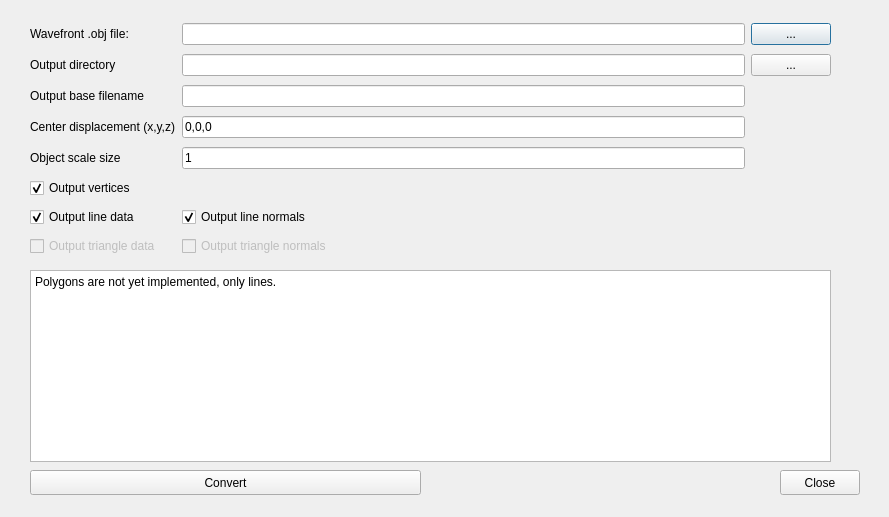
The window that source/dialogexport3d.ui (leuat/TRSE) describes before a commit, drawn with Qt 5.
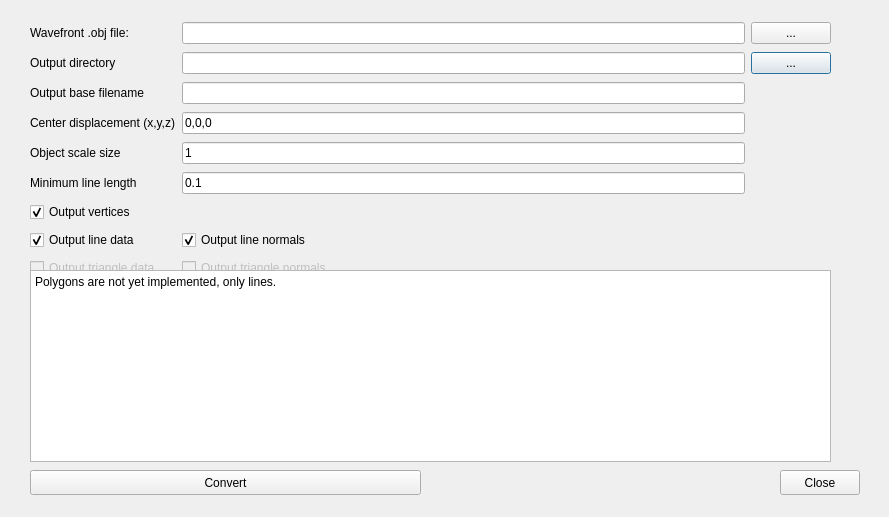
The same window after the commit.

What changed in the file:
```diff
--- a/source/dialogexport3d.ui
+++ b/source/dialogexport3d.ui
@@ -19,14 +19,24 @@
      <x>30</x>
      <y>20</y>
      <width>801</width>
-     <height>241</height>
+     <height>269</height>
     </rect>
    </property>
    <layout class="QGridLayout" name="gridLayout">
-    <item row="0" column="2">
-     <widget class="QPushButton" name="pushButton_2">
+    <item row="4" column="0">
+     <widget class="QLabel" name="label_5">
       <property name="text">
-       <string>...</string>
+       <string>Object scale size</string>
+      </property>
+     </widget>
+    </item>
+    <item row="8" column="0">
+     <widget class="QCheckBox" name="chkLineData">
+      <property name="text">
+       <string>Output line data</string>
+      </property>
+      <property name="checked">
+       <bool>true</bool>
       </property>
      </widget>
     </item>
@@ -37,76 +47,12 @@
       </property>
      </widget>
     </item>
-    <item row="7" column="1">
-     <widget class="QCheckBox" name="chkLineNormals">
-      <property name="text">
-       <string>Output line normals</string>
-      </property>
-      <property name="checked">
-       <bool>true</bool>
-      </property>
-     </widget>
-    </item>
-    <item row="9" column="0">
-     <widget class="QCheckBox" name="chkTriangleData">
-      <property name="enabled">
-       <bool>false</bool>
-      </property>
-      <property name="text">
-       <string>Output triangle data</string>
-      </property>
-     </widget>
-    </item>
-    <item row="7" column="0">
-     <widget class="QCheckBox" name="chkLineData">
-      <property name="text">
-       <string>Output line data</string>
-      </property>
-      <property name="checked">
-       <bool>true</bool>
-      </property>
-     </widget>
-    </item>
     <item row="0" column="1">
      <widget class="QLineEdit" name="leInput"/>
     </item>
-    <item row="2" column="1">
-     <widget class="QLineEdit" name="leOutput"/>
-    </item>
-    <item row="1" column="2">
-     <widget class="QPushButton" name="pushButton_3">
-      <property name="text">
-       <string>...</string>
-      </property>
-     </widget>
-    </item>
-    <item row="2" column="0">
-     <widget class="QLabel" name="label_3">
-      <property name="text">
-       <string>Output base filename</string>
-      </property>
-     </widget>
-    </item>
-    <item row="1" column="0">
-     <widget class="QLabel" name="label_2">
-      <property name="text">
-       <string>Output directory</string>
-      </property>
-     </widget>
-    </item>
     <item row="1" column="1">
      <widget class="QLineEdit" name="leOutputDir"/>
     </item>
-    <item row="6" column="0">
-     <widget class="QCheckBox" name="chkVertices">
-      <property name="text">
-       <string>Output vertices</string>
-      </property>
-      <property name="checked">
-       <bool>true</bool>
-      </property>
-     </widget>
-    </item>
     <item row="3" column="0">
      <widget class="QLabel" name="label_4">
       <property name="text">
@@ -114,6 +60,47 @@
       </property>
      </widget>
     </item>
+    <item row="10" column="0">
+     <widget class="QCheckBox" name="chkTriangleData">
+      <property name="enabled">
+       <bool>false</bool>
+      </property>
+      <property name="text">
+       <string>Output triangle data</string>
+      </property>
+     </widget>
+    </item>
+    <item row="1" column="0">
+     <widget class="QLabel" name="label_2">
+      <property name="text">
+       <string>Output directory</string>
+      </property>
+     </widget>
+    </item>
+    <item row="8" column="1">
+     <widget class="QCheckBox" name="chkLineNormals">
+      <property name="text">
+       <string>Output line normals</string>
+      </property>
+      <property name="checked">
+       <bool>true</bool>
+      </property>
+     </widget>
+    </item>
+    <item row="1" column="2">
+     <widget class="QPushButton" name="pushButton_3">
+      <property name="text">
+       <string>...</string>
+      </property>
+     </widget>
+    </item>
+    <item row="0" column="2">
+     <widget class="QPushButton" name="pushButton_2">
+      <property name="text">
+       <string>...</string>
+      </property>
+     </widget>
+    </item>
     <item row="3" column="1">
      <widget class="QLineEdit" name="leVecDisp">
       <property name="text">
@@ -121,7 +108,7 @@
       </property>
      </widget>
     </item>
-    <item row="9" column="1">
+    <item row="10" column="1">
      <widget class="QCheckBox" name="chkTriangleNormals">
       <property name="enabled">
        <bool>false</bool>
@@ -131,10 +118,23 @@
       </property>
      </widget>
     </item>
-    <item row="4" column="0">
-     <widget class="QLabel" name="label_5">
+    <item row="2" column="1">
+     <widget class="QLineEdit" name="leOutput"/>
+    </item>
+    <item row="2" column="0">
+     <widget class="QLabel" name="label_3">
       <property name="text">
-       <string>Object scale size</string>
+       <string>Output base filename</string>
+      </property>
+     </widget>
+    </item>
+    <item row="7" column="0">
+     <widget class="QCheckBox" name="chkVertices">
+      <property name="text">
+       <string>Output vertices</string>
+      </property>
+      <property name="checked">
+       <bool>true</bool>
       </property>
      </widget>
     </item>
@@ -145,6 +145,20 @@
       </property>
      </widget>
     </item>
+    <item row="5" column="0">
+     <widget class="QLabel" name="label_6">
+      <property name="text">
+       <string>Minimum line length</string>
+      </property>
+     </widget>
+    </item>
+    <item row="5" column="1">
+     <widget class="QLineEdit" name="leMinLineLength">
+      <property name="text">
+       <string>0.1</string>
+      </property>
+     </widget>
+    </item>
    </layout>
   </widget>
   <widget class="QPushButton" name="pushButton">
```
